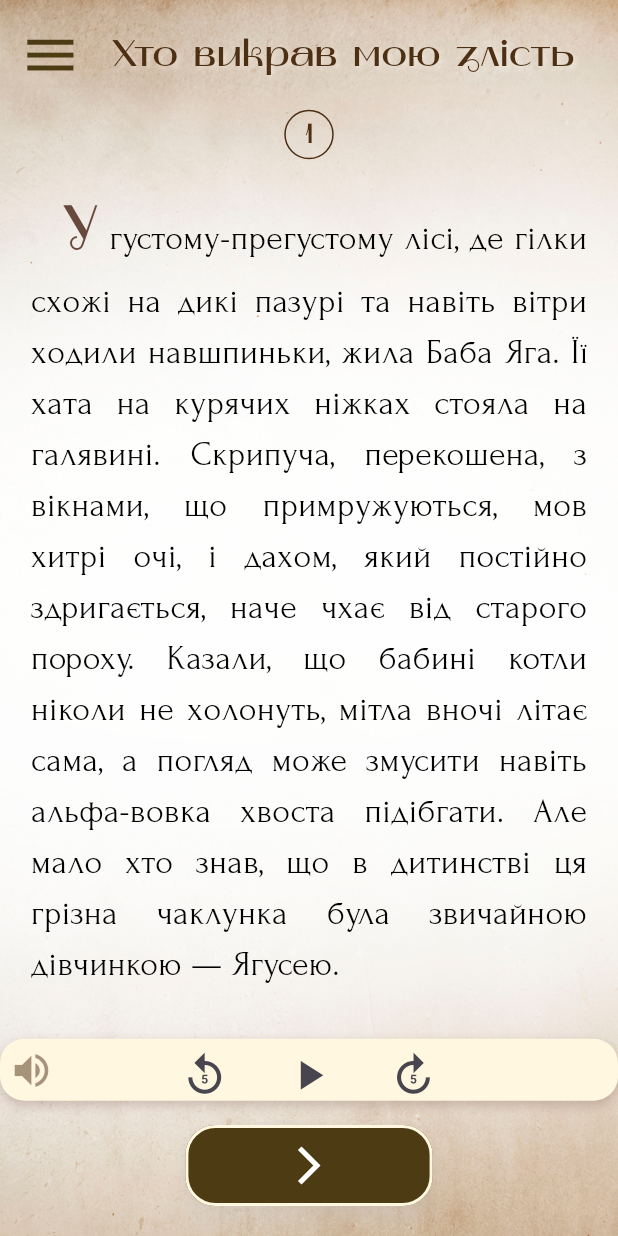
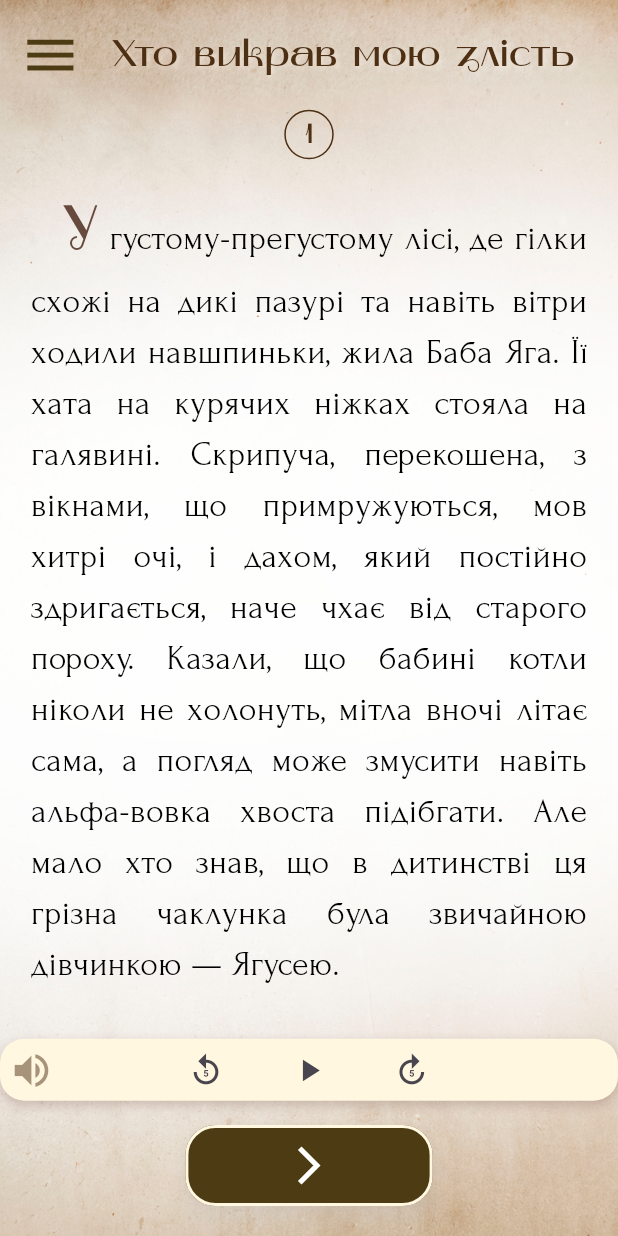
Before and after one commit to SergiyKlymenko/yaga_storybook_app, a Flutter app: the BookPageScreen screen opened directly, on a phone screen of 412 x 824 dp. Run offline on Flutter 3.47's test engine with Material 3 defaults, Android fonts, the phone set to English and light mode, and no system bars; our stand-ins replace flutter_dotenv, flutter_svg, just_audio, lucide_icons; missing offline and left inert: dart:ffi; generated files the repository leaves out were written again.

Commit message:
audio but

```diff
--- a/lib/widgets/audio_cntrols.dart
+++ b/lib/widgets/audio_cntrols.dart
@@ -54,7 +54,7 @@ class _AudioControlsState extends State<AudioControls> {
       mainAxisAlignment: MainAxisAlignment.center,
       children: [
         IconButton(
-          icon: Icon(Icons.replay_5, size: scrwidth * 0.08),
+          icon: Icon(Icons.replay_5, size: scrwidth * 0.06),
           onPressed: _rewind,
         ),
         SizedBox(width: scrwidth * 0.05),
@@ -72,14 +72,14 @@ class _AudioControlsState extends State<AudioControls> {
 
             return IconButton(
               icon: Icon(playing ? Icons.pause : Icons.play_arrow,
-                  size: scrwidth * 0.08),
+                  size: scrwidth * 0.06),
               onPressed: playing ? _player.pause : _player.play,
             );
           },
         ),
         SizedBox(width: scrwidth * 0.05),
         IconButton(
-          icon: Icon(Icons.forward_5, size: scrwidth * 0.08),
+          icon: Icon(Icons.forward_5, size: scrwidth * 0.06),
           onPressed: _forward,
         ),
       ],
```
